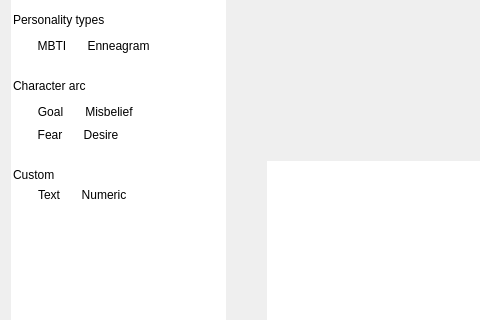
Before: the Qt Designer form ui/character_profile_editor_dialog.ui in zkovari/plotlyst, drawn with Qt 5; both pictures show x 0 to 480 and y 157 to 477 of the 995 by 629 pixel window.
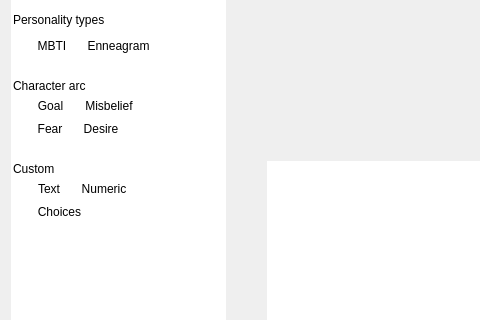
After: the same form once the commit is applied. Custom widgets are drawn as their Qt base class.

Commit message: Support custom combobox

What changed in the file:
```diff
--- a/ui/character_profile_editor_dialog.ui
+++ b/ui/character_profile_editor_dialog.ui
@@ -359,13 +359,6 @@
           </property>
          </widget>
         </item>
-        <item>
-         <widget class="Line" name="line_3">
-          <property name="orientation">
-           <enum>Qt::Horizontal</enum>
-          </property>
-         </widget>
-        </item>
         <item>
          <layout class="QHBoxLayout" name="horizontalLayout_2">
           <property name="spacing">
@@ -608,13 +601,6 @@
           </item>
          </layout>
         </item>
-        <item>
-         <widget class="Line" name="line_4">
-          <property name="orientation">
-           <enum>Qt::Horizontal</enum>
-          </property>
-         </widget>
-        </item>
         <item>
          <layout class="QHBoxLayout" name="horizontalLayout_7">
           <property name="spacing">
@@ -636,6 +622,25 @@
             </property>
            </spacer>
           </item>
+          <item>
+           <widget class="QToolButton" name="btnCustomChoices">
+            <property name="cursor">
+             <cursorShape>OpenHandCursor</cursorShape>
+            </property>
+            <property name="text">
+             <string>Choices</string>
+            </property>
+            <property name="iconSize">
+             <size>
+              <width>24</width>
+              <height>24</height>
+             </size>
+            </property>
+            <property name="toolButtonStyle">
+             <enum>Qt::ToolButtonTextUnderIcon</enum>
+            </property>
+           </widget>
+          </item>
           <item>
            <spacer name="horizontalSpacer_15">
             <property name="orientation">
@@ -878,6 +883,9 @@
        </item>
       </layout>
      </item>
+     <item>
+      <widget class="ItemsEditorWidget" name="wdgChoicesEditor" native="true"/>
+     </item>
      <item>
       <spacer name="verticalSpacer_5">
        <property name="orientation">
@@ -922,6 +930,14 @@
    </item>
   </layout>
  </widget>
+ <customwidgets>
+  <customwidget>
+   <class>ItemsEditorWidget</class>
+   <extends>QWidget</extends>
+   <header>src.main.python.plotlyst.view.widget.items_editor</header>
+   <container>1</container>
+  </customwidget>
+ </customwidgets>
  <resources/>
  <connections/>
 </ui>
```
The commit also changes 2 other files.
